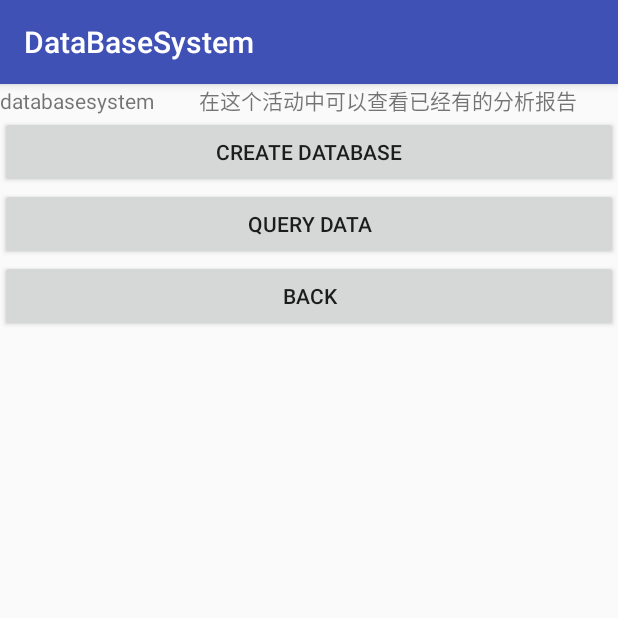
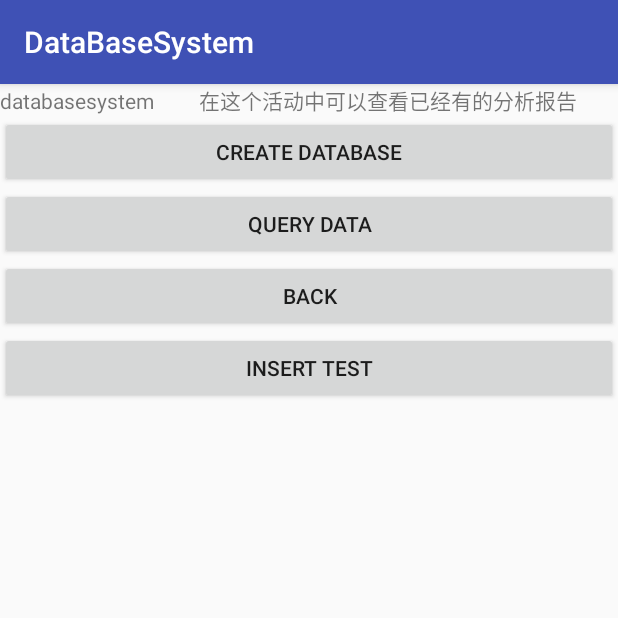
Before and after one commit to jingfenxiangmuzu/jingfenxiaozhushou, an Android app: the DataBaseSystem screen opened directly, with no data from a screen before it, on a phone screen of 412 x 824 dp, the top half of it. Run offline under Robolectric (Android 15) with nearby library versions, the phone set to English and light mode, and no system bars.

Commit message:
2018/10/28晚，完成了从相册中获取视频的url的功能并且把url传入了控制类 2018/10/30上午，完成数据库的增加记录和遍历表

```diff
--- a/app/src/main/java/com/example/jingfenxiaozhushou/MyDatabaseHelper.java
+++ b/app/src/main/java/com/example/jingfenxiaozhushou/MyDatabaseHelper.java
@@ -11,9 +11,12 @@ import android.widget.Toast;
 
 public class MyDatabaseHelper extends SQLiteOpenHelper {
     public static final String CREATE_REPORT = "create table Report("
-            +"id integer primary key autoincrement,"
-            +"name text,"
-            +"live_rate real)";
+            +"id integer primary key autoincrement,"//主键
+            //+"name text,"//暂时不需要名字
+            +"time real,"//时间
+            +"deformityRate real,"//畸形率
+            +"density real,"//密度
+            +"rateOfSurvival real)";//存活率
     private Context mContext;
 
     public MyDatabaseHelper(Context context, String name, SQLiteDatabase.CursorFactory factory, int version){
--- a/app/src/main/res/layout/databasesystem_layout.xml
+++ b/app/src/main/res/layout/databasesystem_layout.xml
@@ -25,4 +25,9 @@
         android:layout_width="match_parent"
         android:layout_height="wrap_content"
         android:id="@+id/back"/>
+    <Button
+        android:text="insert test"
+        android:layout_width="match_parent"
+        android:layout_height="wrap_content"
+        android:id="@+id/insertTest"/>/>
 </LinearLayout>
```
Also changed, not shown: app/src/main/AndroidManifest.xml (+0 -10 lines), app/src/main/java/com/example/jingfenxiaozhushou/DataBaseSystem.java (+39 -4 lines), app/src/main/java/com/example/jingfenxiaozhushou/GetCamera.java (deleted, +0 -90 lines), app/src/main/java/com/example/jingfenxiaozhushou/MainActivity.java (+11 -5 lines).
